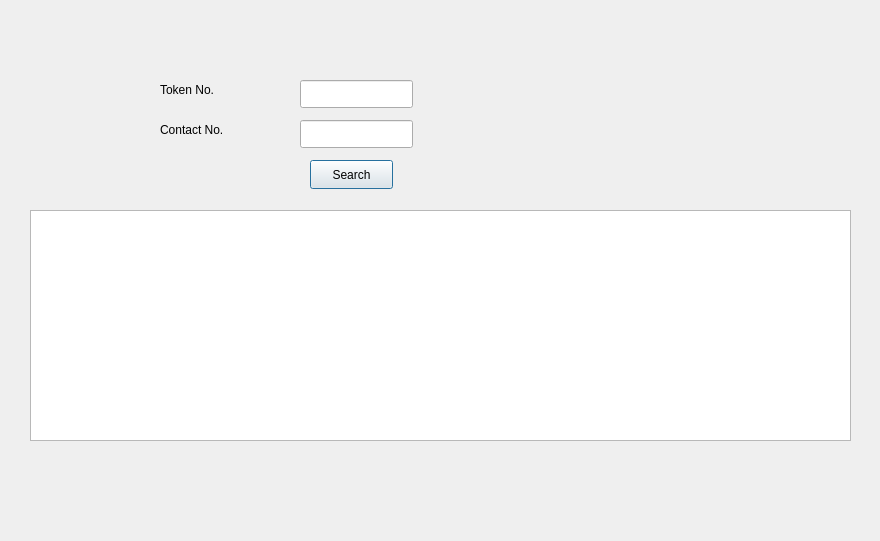
First picture: the form in records.ui, repository nischalg8/Qt-Doctor-Appointment-System, before the edit.
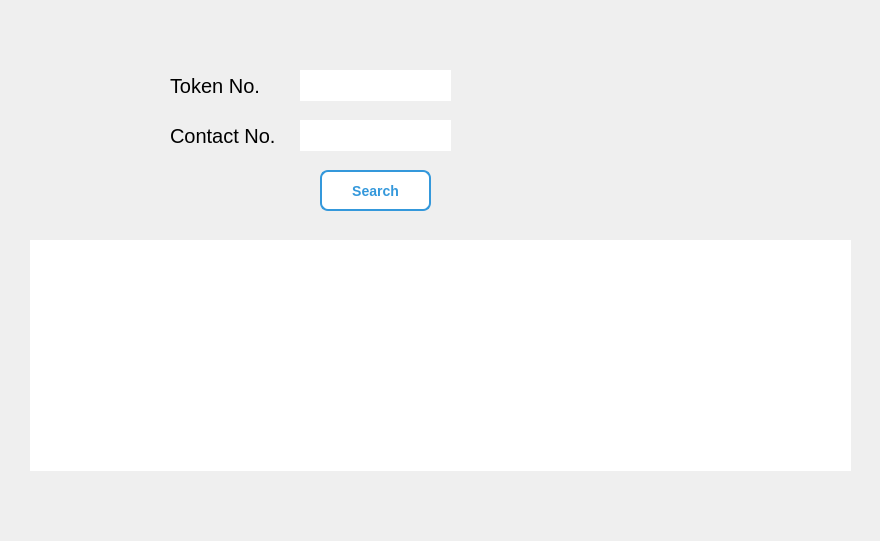
Second picture: the form after the edit.

```diff
--- a/records.ui
+++ b/records.ui
@@ -20,21 +20,29 @@
    <property name="geometry">
     <rect>
      <x>30</x>
-     <y>210</y>
+     <y>240</y>
      <width>821</width>
      <height>231</height>
     </rect>
    </property>
+   <property name="styleSheet">
+    <string notr="true">border:none</string>
+   </property>
   </widget>
   <widget class="QLabel" name="lblinfo">
    <property name="geometry">
     <rect>
-     <x>240</x>
-     <y>460</y>
-     <width>361</width>
-     <height>20</height>
+     <x>180</x>
+     <y>490</y>
+     <width>491</width>
+     <height>31</height>
     </rect>
    </property>
+   <property name="styleSheet">
+    <string notr="true">font-family: 'Comic Sans MS', cursive, sans-serif;
+font-size:20px;
+</string>
+   </property>
    <property name="text">
     <string/>
    </property>
@@ -43,31 +51,41 @@
    <property name="geometry">
     <rect>
      <x>300</x>
-     <y>80</y>
-     <width>113</width>
-     <height>28</height>
+     <y>70</y>
+     <width>151</width>
+     <height>31</height>
     </rect>
    </property>
+   <property name="styleSheet">
+    <string notr="true">border:none;</string>
+   </property>
   </widget>
   <widget class="QLineEdit" name="lineEdit_2">
    <property name="geometry">
     <rect>
      <x>300</x>
      <y>120</y>
-     <width>113</width>
-     <height>28</height>
+     <width>151</width>
+     <height>31</height>
     </rect>
    </property>
+   <property name="styleSheet">
+    <string notr="true">border:none;</string>
+   </property>
   </widget>
   <widget class="QLabel" name="label">
    <property name="geometry">
     <rect>
-     <x>160</x>
-     <y>80</y>
-     <width>63</width>
-     <height>20</height>
+     <x>170</x>
+     <y>70</y>
+     <width>91</width>
+     <height>31</height>
     </rect>
    </property>
+   <property name="styleSheet">
+    <string notr="true">font-family: 'Comic Sans MS', cursive, sans-serif;
+font-size:20px;</string>
+   </property>
    <property name="text">
     <string>Token No.</string>
    </property>
@@ -75,12 +93,19 @@
   <widget class="QLabel" name="label_2">
    <property name="geometry">
     <rect>
-     <x>160</x>
+     <x>170</x>
      <y>120</y>
-     <width>81</width>
-     <height>20</height>
+     <width>111</width>
+     <height>31</height>
     </rect>
    </property>
+   <property name="styleSheet">
+    <string notr="true">font-family: 'Comic Sans MS', cursive, sans-serif;
+font-size:20px;
+
+
+</string>
+   </property>
    <property name="text">
     <string>Contact No.</string>
    </property>
@@ -88,12 +113,21 @@
   <widget class="QPushButton" name="btnSearch">
    <property name="geometry">
     <rect>
-     <x>310</x>
-     <y>160</y>
-     <width>83</width>
-     <height>29</height>
+     <x>320</x>
+     <y>170</y>
+     <width>111</width>
+     <height>41</height>
     </rect>
    </property>
+   <property name="styleSheet">
+    <string notr="true"> background-color: white;
+    border: 2px solid #3498db;
+    color: #3498db;
+    padding: 5px 10px;
+    border-radius: 8px;
+    font-size: 14px;
+    font-weight: bold;                   </string>
+   </property>
    <property name="text">
     <string>Search</string>
    </property>
```
